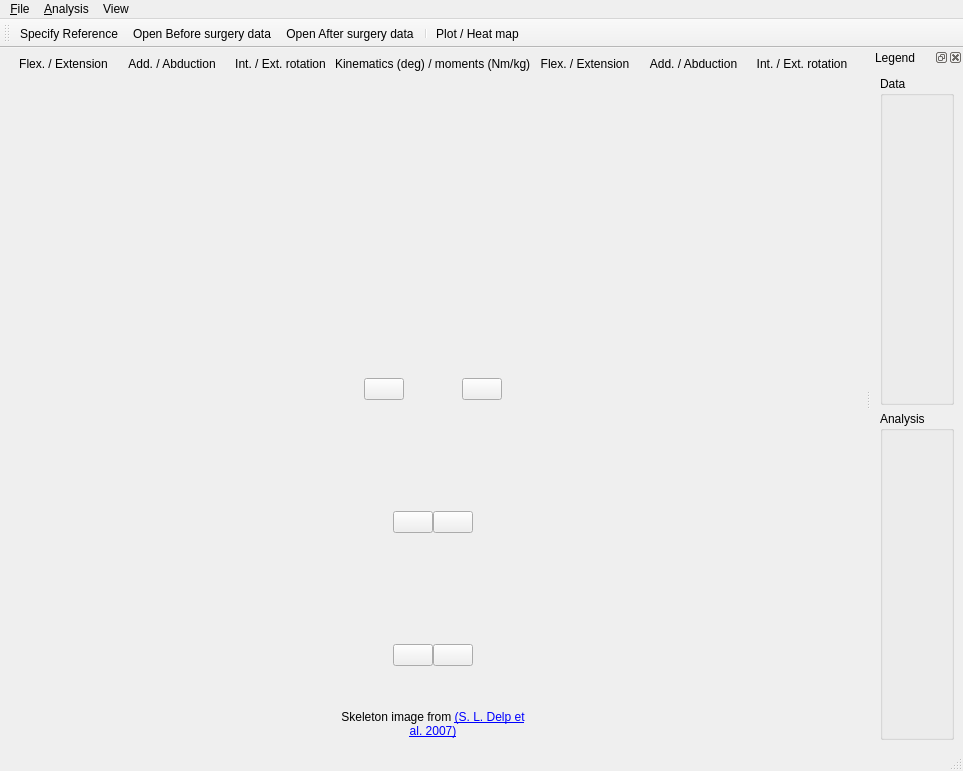
This is spmclient/ui/gui/xml/ui_gait_analysis_window.ui in aalhossary/MovementRx as Qt 5 draws it before an edit. The edited form follows.
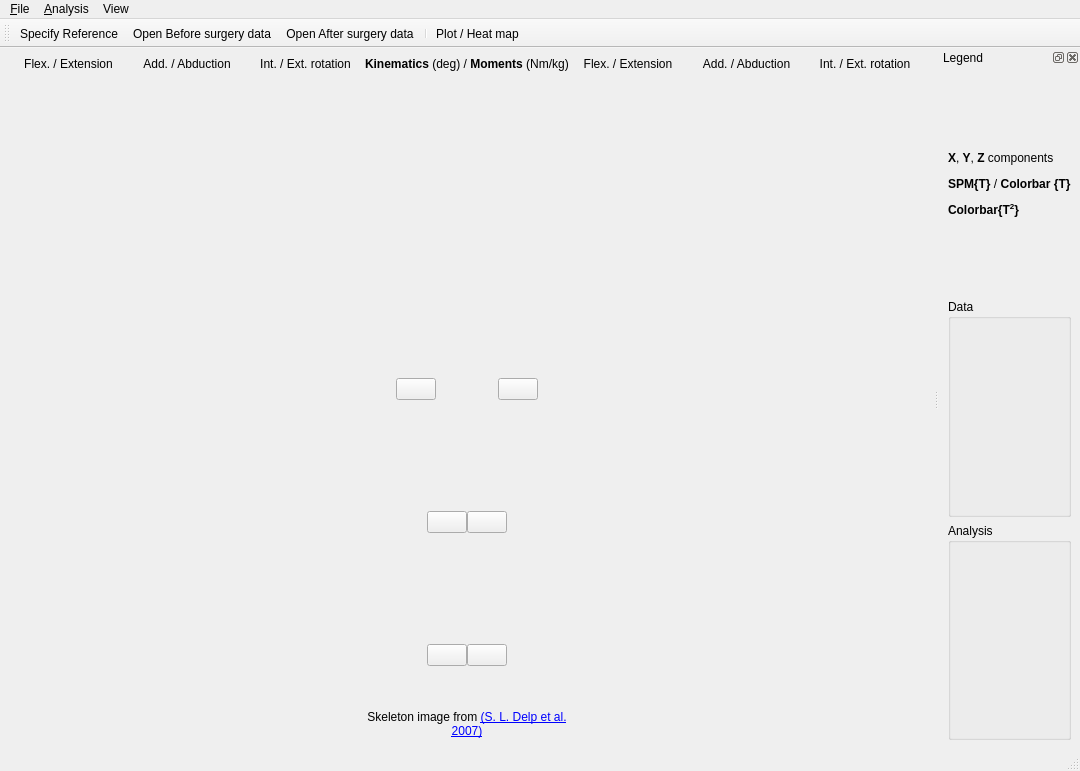
This is the edited form. Icons and pictures are not drawn. Custom widgets are drawn as their Qt base class.

Commit message: Labels tell what is visible

```diff
--- a/spmclient/ui/gui/xml/ui_gait_analysis_window.ui
+++ b/spmclient/ui/gui/xml/ui_gait_analysis_window.ui
@@ -9,7 +9,7 @@
    <rect>
     <x>0</x>
     <y>0</y>
-    <width>963</width>
+    <width>1080</width>
     <height>771</height>
    </rect>
   </property>
@@ -1153,7 +1153,7 @@
       <item row="0" column="1" alignment="Qt::AlignHCenter">
        <widget class="QLabel" name="label_study">
         <property name="text">
-         <string>Kinematics (deg) / moments (Nm/kg)</string>
+         <string>&lt;html&gt;&lt;head/&gt;&lt;body&gt;&lt;p&gt;&lt;span style=&quot; font-weight:600;&quot;&gt;Kinematics&lt;/span&gt; (deg) / &lt;span style=&quot; font-weight:600;&quot;&gt;Moments&lt;/span&gt; (Nm/kg)&lt;/p&gt;&lt;/body&gt;&lt;/html&gt;</string>
         </property>
        </widget>
       </item>
@@ -1166,7 +1166,7 @@
     <rect>
      <x>0</x>
      <y>0</y>
-     <width>963</width>
+     <width>1080</width>
      <height>22</height>
     </rect>
    </property>
@@ -1258,7 +1258,14 @@
     <number>2</number>
    </attribute>
    <widget class="QWidget" name="dockWidgetContents">
-    <layout class="QVBoxLayout" name="verticalLayout">
+    <layout class="QVBoxLayout" name="legend_widget_contents_layout">
+     <item>
+      <widget class="QLabel" name="label_4">
+       <property name="text">
+        <string>&lt;html&gt;&lt;head/&gt;&lt;body&gt;&lt;p&gt;&lt;span style=&quot; font-weight:600;&quot;&gt;X&lt;/span&gt;, &lt;span style=&quot; font-weight:600;&quot;&gt;Y&lt;/span&gt;, &lt;span style=&quot; font-weight:600;&quot;&gt;Z&lt;/span&gt; components&lt;/p&gt;&lt;p&gt;&lt;span style=&quot; font-weight:600;&quot;&gt;SPM{T}&lt;/span&gt; / &lt;span style=&quot; font-weight:600;&quot;&gt;Colorbar {T}&lt;/span&gt;&lt;/p&gt;&lt;p&gt;&lt;span style=&quot; font-weight:600;&quot;&gt;Colorbar{T&lt;/span&gt;&lt;span style=&quot; font-weight:600; vertical-align:super;&quot;&gt;2&lt;/span&gt;&lt;span style=&quot; font-weight:600;&quot;&gt;}&lt;/span&gt;&lt;/p&gt;&lt;/body&gt;&lt;/html&gt;</string>
+       </property>
+      </widget>
+     </item>
      <item>
       <widget class="QGroupBox" name="legend_data_groupbox">
        <property name="title">
```
Left out of the diff: 2 changed lines with no effect on the pictures. The commit also changes 2 other files.
